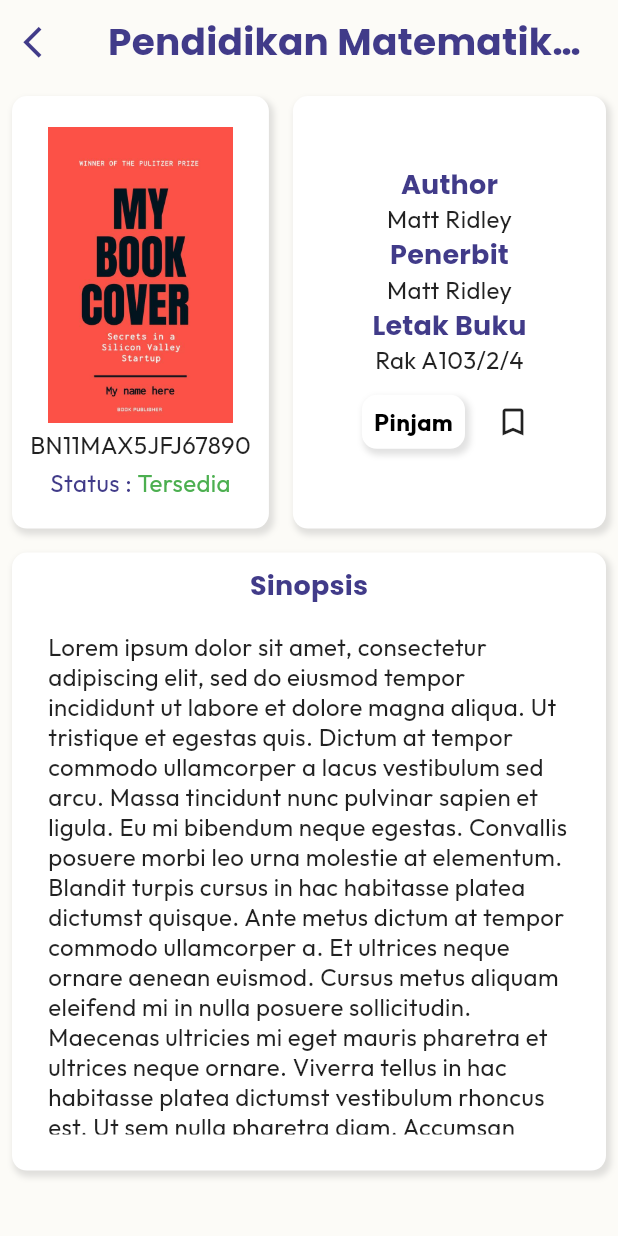
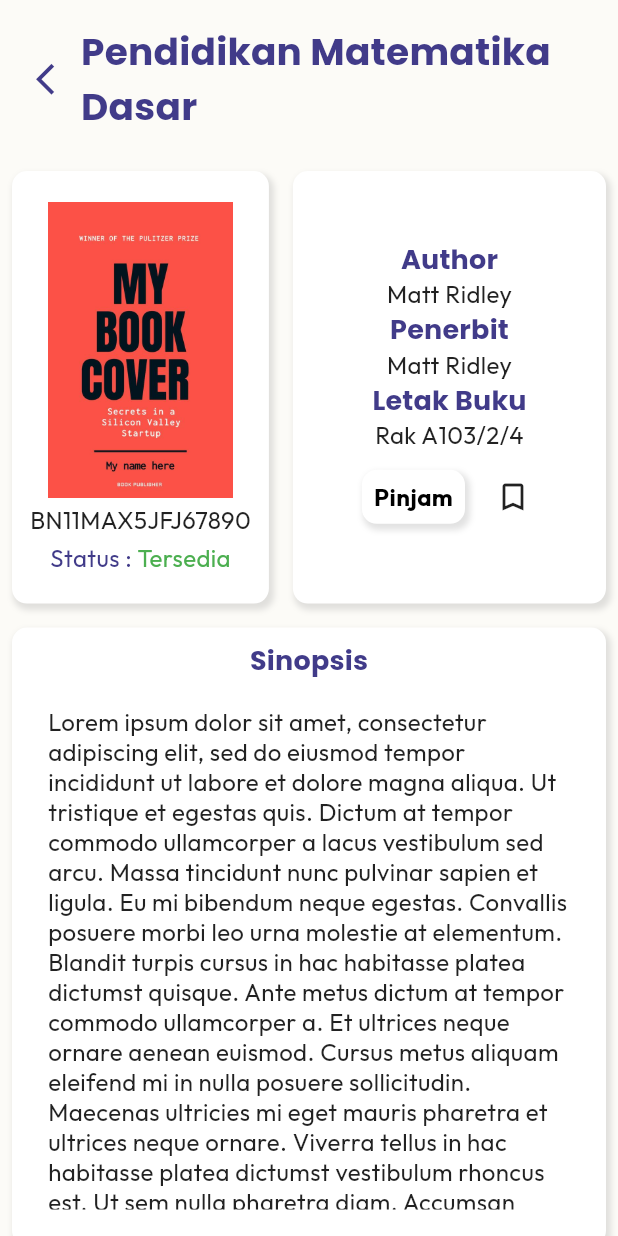
Before and after one commit to adindaayuazzahra/gobooks, a Flutter app: the DetailPage screen opened directly, on a phone screen of 412 x 824 dp. Run offline on Flutter 3.47's test engine with Material 2 defaults, Android fonts, the phone set to English and light mode, and no system bars; our stand-ins replace flutter_svg, google_fonts, lottie.

Commit message:
membuat detail page

```diff
--- a/lib/pages/detail_buku.dart
+++ b/lib/pages/detail_buku.dart
@@ -9,27 +9,58 @@ class DetailPage extends StatelessWidget {
     Size size = MediaQuery.of(context).size;
     return Scaffold(
         backgroundColor: bgColor,
-        appBar: AppBar(
-          title: Text(
-            'Pendidikan Matematika Dasar',
-            style: Theme.of(context).textTheme.headline6?.copyWith(
-                color: accentColor, fontWeight: FontWeight.bold, fontSize: 25
-            ),
-          ),
-          leading: IconButton(
-            icon: const Icon(
-              Icons.arrow_back_ios,
-              color: accentColor,
-              size: 25,
-            ),
-            onPressed: () => Navigator.of(context).pop(),
-          ),
-          backgroundColor: Colors.blue.withOpacity(0),
-          elevation: 0.0,
-        ),
+        // appBar: AppBar(
+        //   title: Text(
+        //     'Pendidikan Matematika Dasar',
+        //     style: Theme.of(context).textTheme.headline6?.copyWith(
+        //         color: accentColor, fontWeight: FontWeight.bold, fontSize: 25
+        //     ),
+        //   ),
+        //   leading: IconButton(
+        //     icon: const Icon(
+        //       Icons.arrow_back_ios,
+        //       color: accentColor,
+        //       size: 25,
+        //     ),
+        //     onPressed: () => Navigator.of(context).pop(),
+        //   ),
+        //   backgroundColor: Colors.blue.withOpacity(0),
+        //   elevation: 0.0,
+        // ),
         body: SingleChildScrollView(
           child: Column(
             children: [
+              SafeArea(
+                child: Container(
+                    margin: const EdgeInsets.all(8.0),
+                    padding: const EdgeInsets.all(8.0),
+                    child: Row(
+                      mainAxisAlignment: MainAxisAlignment.spaceEvenly,
+                      children: [
+                        Expanded(
+                          flex: 1,
+                          child: IconButton(
+                            icon: const Icon(
+                              Icons.arrow_back_ios,
+                              color: accentColor,
+                              size: 25,
+                            ),
+                            onPressed: () => Navigator.of(context).pop(),
+                          ),
+                        ),
+                        Expanded(
+                          flex: 9,
+                          child: Text(
+                            'Pendidikan Matematika Dasar',
+                            style: Theme.of(context).textTheme.headline6?.copyWith(
+                                color: accentColor, fontWeight: FontWeight.bold, fontSize: 25
+                            ),
+                          ),
+                        )
+                      ],
+                    ),
+                )
+              ),
               Row(
                 mainAxisAlignment: MainAxisAlignment.spaceEvenly,
                 children: [
```
